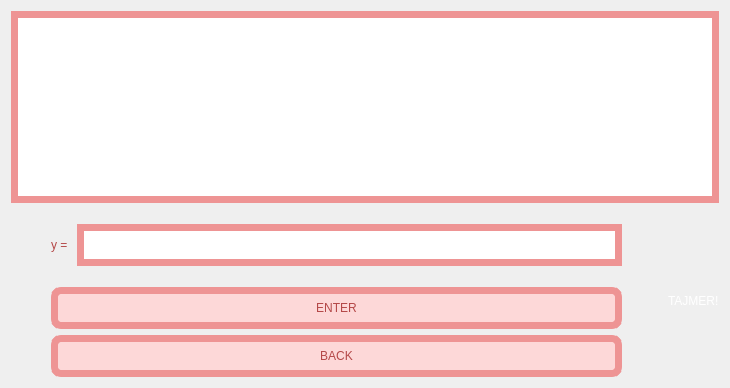
Divljo31/MATFWars, file MATFWars/guessgame.ui: the form before one commit.
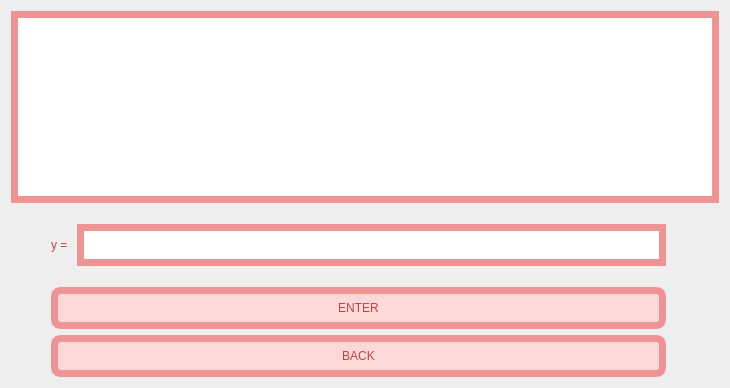
The form after the commit. Icons and pictures are not drawn.

Commit message: tajmer ispravka

```diff
--- a/MATFWars/guessgame.ui
+++ b/MATFWars/guessgame.ui
@@ -190,7 +190,7 @@
         <string notr="true">color:white;</string>
        </property>
        <property name="text">
-        <string>TAJMER!</string>
+        <string/>
        </property>
       </widget>
      </item>
```
The commit also changes 4 other files.
